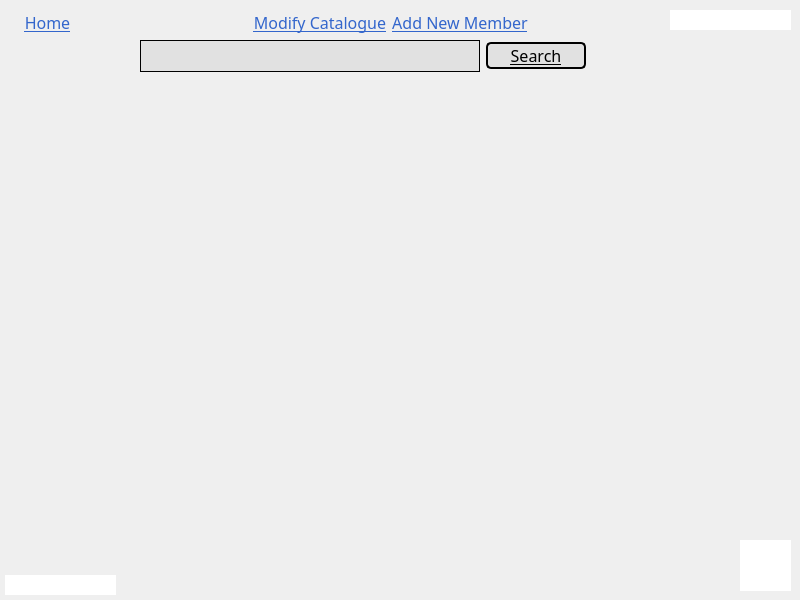
MrCooperGit/Assessment-2_Library-Management-System, file member_list_screen.ui: the form before one commit.
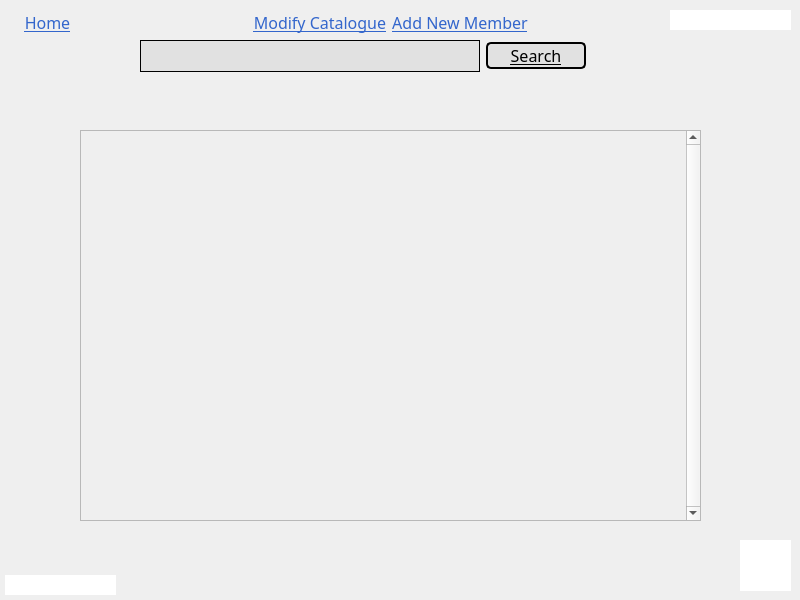
The form after the commit.

Commit message: updated member_list_screen

```diff
--- a/member_list_screen.ui
+++ b/member_list_screen.ui
@@ -231,6 +231,36 @@
     <set>Qt::AlignLeading|Qt::AlignLeft|Qt::AlignVCenter</set>
    </property>
   </widget>
+  <widget class="QScrollArea" name="scrollArea">
+   <property name="geometry">
+    <rect>
+     <x>80</x>
+     <y>130</y>
+     <width>621</width>
+     <height>391</height>
+    </rect>
+   </property>
+   <property name="verticalScrollBarPolicy">
+    <enum>Qt::ScrollBarAlwaysOn</enum>
+   </property>
+   <property name="sizeAdjustPolicy">
+    <enum>QAbstractScrollArea::AdjustToContents</enum>
+   </property>
+   <property name="widgetResizable">
+    <bool>true</bool>
+   </property>
+   <widget class="QWidget" name="scrollAreaWidgetContents_3">
+    <property name="geometry">
+     <rect>
+      <x>0</x>
+      <y>0</y>
+      <width>602</width>
+      <height>389</height>
+     </rect>
+    </property>
+    <layout class="QGridLayout" name="gridLayout"/>
+   </widget>
+  </widget>
  </widget>
  <resources/>
  <connections/>
```
Left out of the diff: 2 changed lines with no effect on the pictures. The commit also changes 13 other files.
